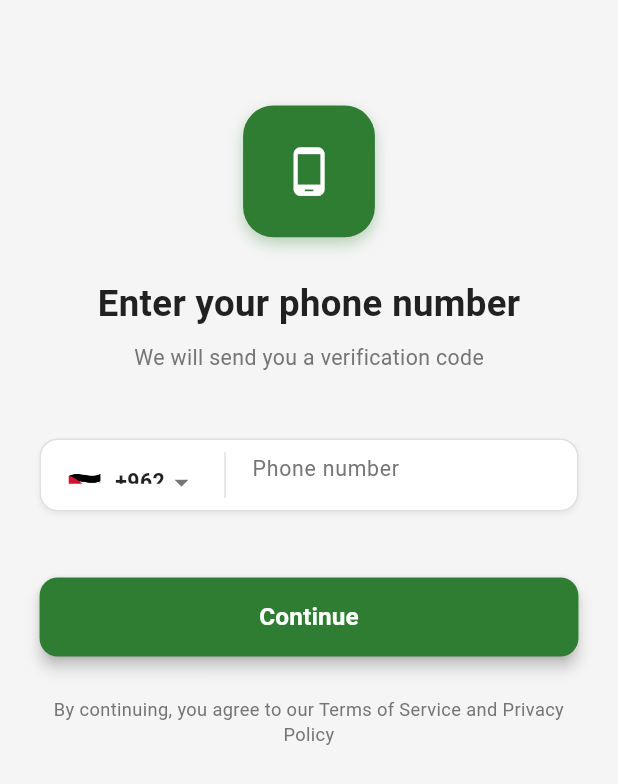
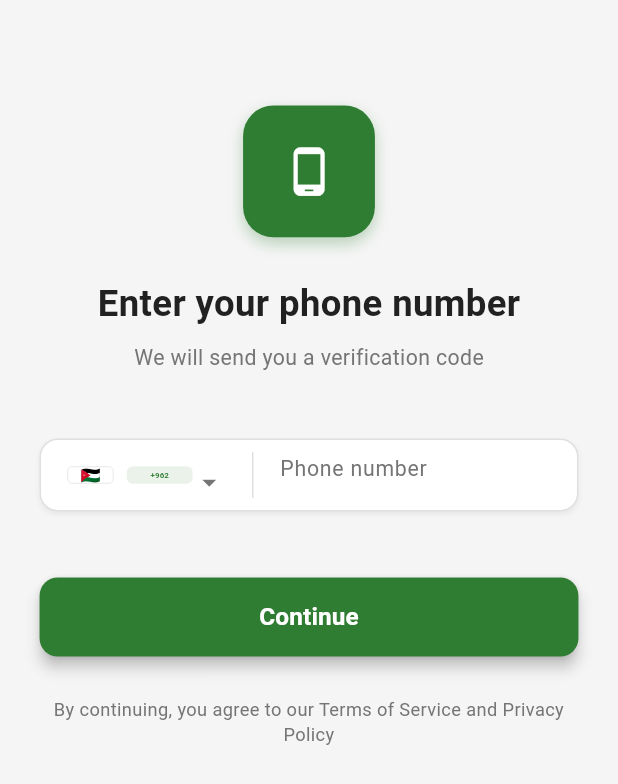
Before and after one commit to AwaeshaHuss/its_pass_mobile_user, a Flutter app: the screen it shows after launch, on a phone screen of 412 x 824 dp. Shown: the top 784 px of the screen. Run offline on Flutter 3.47's test engine with Material 3 defaults, Android fonts, the phone set to English and light mode, and no system bars; our stand-ins replace connectivity_plus, country_picker, dartz, dio, equatable, flutter_bloc and 10 more; missing offline and left inert: flutter_polyline_points.

Commit message:
fix: Resolve flag display cropping and country code presentation issues
- Fix flag emoji cropping by implementing proper containers with responsive sizing
- Add phone codes to country data (Jordan: 962, Syria: 963)
- Implement country initialization from SharedPreferences in phone auth screen
- Enhance country code display with highlighted green container
- Use FittedBox with BoxFit.contain to prevent flag cropping on all devices
- Add proper data persistence for selected country and phone code
- Improve visual design with borders and responsive dimensions

```diff
--- a/lib/features/authentication/presentation/pages/phone_auth_screen.dart
+++ b/lib/features/authentication/presentation/pages/phone_auth_screen.dart
@@ -1,6 +1,7 @@
 import 'package:country_picker/country_picker.dart';
 import 'package:flutter/material.dart';
 import 'package:flutter_screenutil/flutter_screenutil.dart';
+import 'package:shared_preferences/shared_preferences.dart';
 import 'package:itspass_user/core/constants/app_dimensions.dart';
 import 'package:itspass_user/core/theme/app_theme.dart';
 import 'package:itspass_user/features/authentication/presentation/pages/otp_verification_screen.dart';
@@ -27,6 +28,41 @@ class _PhoneAuthScreenState extends State<PhoneAuthScreen> {
     displayNameNoCountryCode: 'JO',
     e164Key: '',
   );
+
+  @override
+  void initState() {
+    super.initState();
+    _loadSelectedCountry();
+  }
+
+  Future<void> _loadSelectedCountry() async {
+    final prefs = await SharedPreferences.getInstance();
+    final countryCode = prefs.getString('selected_country') ?? 'JO';
+    final phoneCode = prefs.getString('selected_phone_code') ?? '962';
+
+    final countryPhoneMap = {
+      'JO': {'phoneCode': '962', 'name': 'Jordan'},
+      'SY': {'phoneCode': '963', 'name': 'Syria'},
+    };
+
+    final countryData = countryPhoneMap[countryCode];
+    if (countryData != null) {
+      setState(() {
+        selectedCountry = Country(
+          phoneCode: phoneCode,
+          countryCode: countryCode,
+          e164Sc: 0,
+          geographic: true,
+          level: 1,
+          name: countryData['name']!,
+          example: countryData['name']!,
+          displayName: countryData['name']!,
+          displayNameNoCountryCode: countryCode,
+          e164Key: '',
+        );
+      });
+    }
+  }
 
   @override
   void dispose() {
@@ -56,7 +92,8 @@ class _PhoneAuthScreenState extends State<PhoneAuthScreen> {
                         height: 80.w,
                         decoration: BoxDecoration(
                           color: AppTheme.primaryColor,
-                            borderRadius: BorderRadius.circular(AppDimensions.radiusXL),
+                          borderRadius:
+                              BorderRadius.circular(AppDimensions.radiusXL),
                           boxShadow: [
                             BoxShadow(
                               color: AppTheme.primaryColor.withOpacity(0.3),
@@ -128,17 +165,66 @@ class _PhoneAuthScreenState extends State<PhoneAuthScreen> {
                           child: Row(
                             mainAxisSize: MainAxisSize.min,
                             children: [
-                                Text(
+                              // Flag
+                              Container(
+                                width: 28.w,
+                                height: 20.h,
+                                decoration: BoxDecoration(
+                                  borderRadius: BorderRadius.circular(3.r),
+                                  border: Border.all(
+                                    color: Colors.grey.shade300,
+                                    width: 0.5,
+                                  ),
+                                ),
+                                child: ClipRRect(
+                                  borderRadius: BorderRadius.circular(3.r),
+                                  child: Container(
+                                    width: double.infinity,
+                                    height: double.infinity,
+                                    alignment: Alignment.center,
+                                    child: FittedBox(
+                                      fit: BoxFit.contain,
+                                      child: Text(
                                         selectedCountry.flagEmoji,
-                                  style: TextStyle(fontSize: AppDimensions.fontSizeXL),
+                                        style: TextStyle(
+                                          fontSize: 16.sp,
+                                          height: 1.0,
                                         ),
+                                      ),
+                                    ),
+                                  ),
+                                ),
+                              ),
+
                               SizedBox(width: AppDimensions.paddingS),
-                                Text(
+
+                              // Country Code (Responsive)
+                              Container(
+  constraints: BoxConstraints(
+    minWidth: 40.w,
+    maxWidth: 70.w,
+  ),
+  padding: EdgeInsets.symmetric(
+    horizontal: 6.w,
+    vertical: 2.h,
+  ),
+  decoration: BoxDecoration(
+    color: AppTheme.primaryColor.withOpacity(0.1),
+    borderRadius: BorderRadius.circular(4.r),
+  ),
+  child: FittedBox(
+    fit: BoxFit.scaleDown,
+    child: Text(
       '+${selectedCountry.phoneCode}',
       style: AppTheme.bodyStyle.copyWith(
-                                    fontWeight: FontWeight.w600,
+        fontWeight: FontWeight.w700,
+        color: AppTheme.primaryColor,
+        fontSize: 14.sp * 1.1, // ⬅️ 10% larger
       ),
     ),
+  ),
+),
+
                               Icon(
                                 Icons.arrow_drop_down,
                                 color: AppTheme.textSecondaryColor,
@@ -224,8 +310,8 @@ class _PhoneAuthScreenState extends State<PhoneAuthScreen> {
       return;
     }
 
-    // Navigate directly to OTP screen without authentication logic
-    final phoneNumber = '+${selectedCountry.phoneCode}${phoneController.text.trim()}';
+    final phoneNumber =
+        '+${selectedCountry.phoneCode}${phoneController.text.trim()}';
     Navigator.push(
       context,
       MaterialPageRoute(
--- a/lib/features/onboarding/presentation/pages/select_country_screen.dart
+++ b/lib/features/onboarding/presentation/pages/select_country_screen.dart
@@ -25,12 +25,14 @@ class _SelectCountryScreenState extends State<SelectCountryScreen> {
       'name': 'Jordan',
       'nameAr': 'الأردن',
       'flag': '🇯🇴',
+      'phoneCode': '962',
     },
     {
       'code': 'SY',
       'name': 'Syria',
       'nameAr': 'سوريا',
       'flag': '🇸🇾',
+      'phoneCode': '963',
     },
   ];
 
@@ -72,6 +74,10 @@ class _SelectCountryScreenState extends State<SelectCountryScreen> {
     await prefs.setString('selected_country', _selectedCountry);
     await prefs.setString('language_code', _selectedLanguage);
     await prefs.setBool('country_selected', true);
+
+    // Save phone code for the selected country
+    final selectedCountryData = _countries.firstWhere((country) => country['code'] == _selectedCountry);
+    await prefs.setString('selected_phone_code', selectedCountryData['phoneCode']!);
 
     // Update language provider
     if (mounted) {
```
Also changed, not shown: 1 other file. Lines whose indentation alone changed are shown as unchanged.
